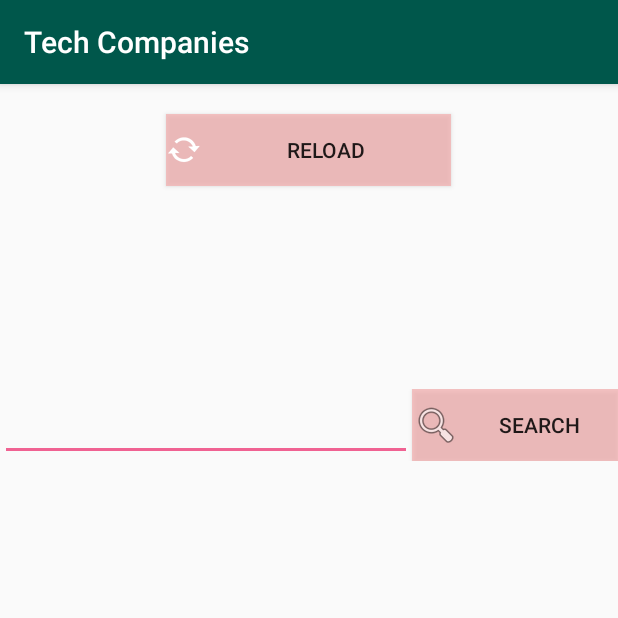
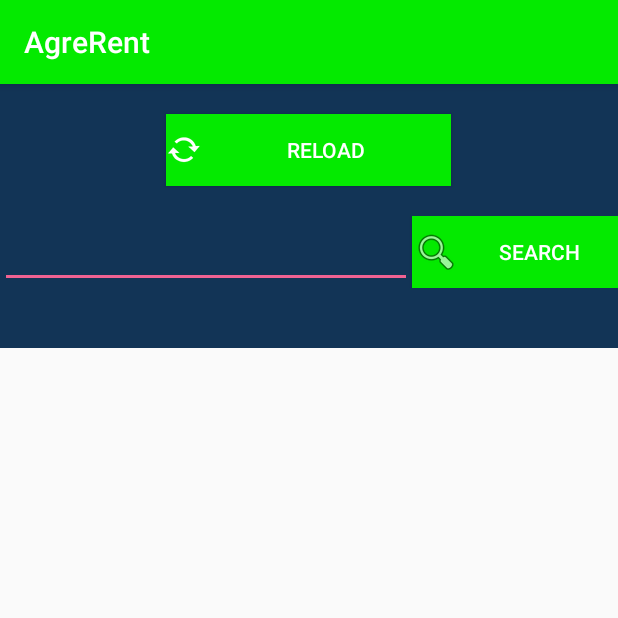
Before and after one commit to carloosbaroon/MobileAppsProyect, an Android app: the MainActivity screen opened directly, with no data from a screen before it, on a phone screen of 412 x 824 dp, the top half of it. Run offline under Robolectric (Android 15) with nearby library versions, the phone set to English and light mode, and no system bars; our stand-ins replace Picasso, Room's generated code; pictures from the network do not load.

Commit message:
Almost done with styles

```diff
--- a/Proyecto/app/src/main/AndroidManifest.xml
+++ b/Proyecto/app/src/main/AndroidManifest.xml
@@ -13,7 +13,7 @@
     <application
         android:allowBackup="true"
         android:icon="@mipmap/ic_launcher"
-        android:label="@string/app_name"
+        android:label="AgreRent"
         android:roundIcon="@mipmap/ic_launcher_round"
         android:supportsRtl="true"
         android:theme="@style/AppTheme"
--- a/Proyecto/app/src/main/res/layout/activity_main.xml
+++ b/Proyecto/app/src/main/res/layout/activity_main.xml
@@ -5,7 +5,8 @@
     android:layout_width="match_parent"
     android:layout_height="wrap_content"
     android:orientation="vertical"
-    tools:context=".MainActivity">
+    tools:context=".MainActivity"
+    android:background="#123456">
 
     <Button
         android:layout_width="190dp"
@@ -13,21 +14,12 @@
         android:layout_gravity="center"
         android:layout_marginTop="20dp"
         android:layout_marginBottom="20dp"
-        android:background="#ADF5ABAB"
+        android:background="#04ea00"
         android:drawableLeft="@android:drawable/stat_notify_sync_noanim"
         android:onClick="goToVolleyScreen"
-        android:text="Reload"></Button>
+        android:text="Reload"
+        android:textColor="#FFFFFF"></Button>
 
-    <Button
-
-        android:layout_width="0dp"
-        android:layout_height="wrap_content"
-        android:layout_gravity="left"
-        android:layout_weight="1"
-        android:background="#ADF5ABAB"
-        android:drawableLeft="@android:drawable/ic_menu_search"
-        android:onClick="goToService"
-        android:text="Service" ></Button>
 
     <ScrollView
         android:layout_width="match_parent"
@@ -55,10 +47,11 @@
                     android:layout_width="0dp"
                     android:layout_height="wrap_content"
                     android:layout_weight="1"
-                    android:background="#ADF5ABAB"
+                    android:background="#04ea00"
                     android:drawableLeft="@android:drawable/ic_menu_search"
                     android:onClick="doAction"
-                    android:text="Search" />
+                    android:text="Search"
+                    android:textColor="#FFFFFF" />
 
 
             </LinearLayout>
--- a/Proyecto/app/src/main/res/layout/activity_splash.xml
+++ b/Proyecto/app/src/main/res/layout/activity_splash.xml
@@ -8,7 +8,7 @@
     android:paddingRight="64dp"
     android:paddingLeft="64dp"
     android:paddingTop="16dp"
-    android:background="#9CCC65"
+    android:background="#123456"
     tools:context=".SplashActivity">
 
     <ImageView
--- a/Proyecto/app/src/main/res/values/colors.xml
+++ b/Proyecto/app/src/main/res/values/colors.xml
@@ -1,6 +1,6 @@
 <?xml version="1.0" encoding="utf-8"?>
 <resources>
-    <color name="colorPrimary">#00574B</color>
+    <color name="colorPrimary">#04ea00</color>
     <color name="colorPrimaryDark">#17202A</color>
     <color name="colorAccent">#F06292</color>
 </resources>
```
Also changed, not shown: Proyecto/app/src/main/res/layout/activity_detail.xml (+12 -7 lines), Proyecto/app/src/main/res/layout/recycler_item_view.xml (+6 -2 lines).
